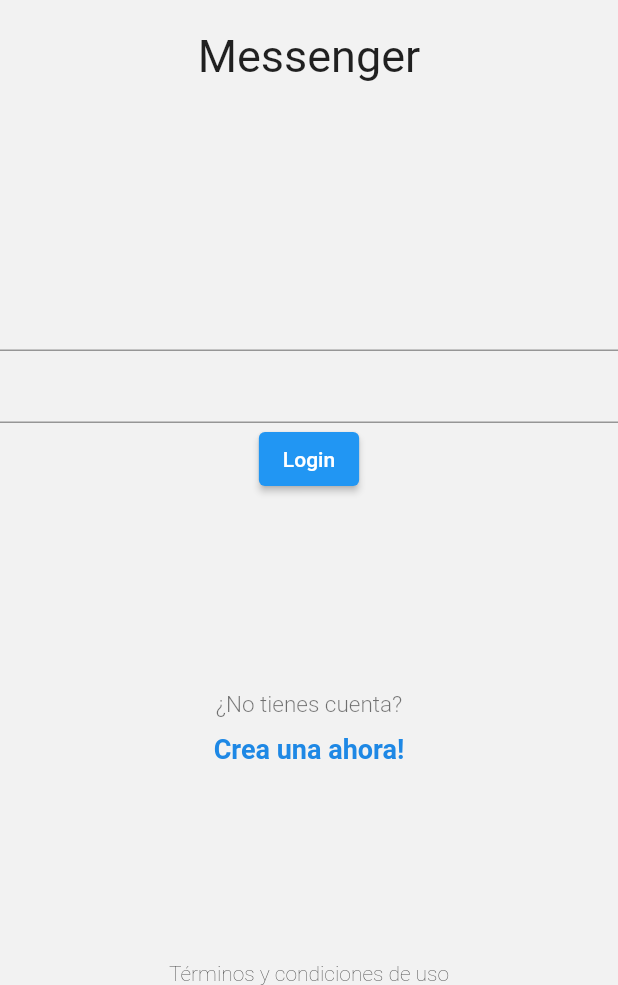
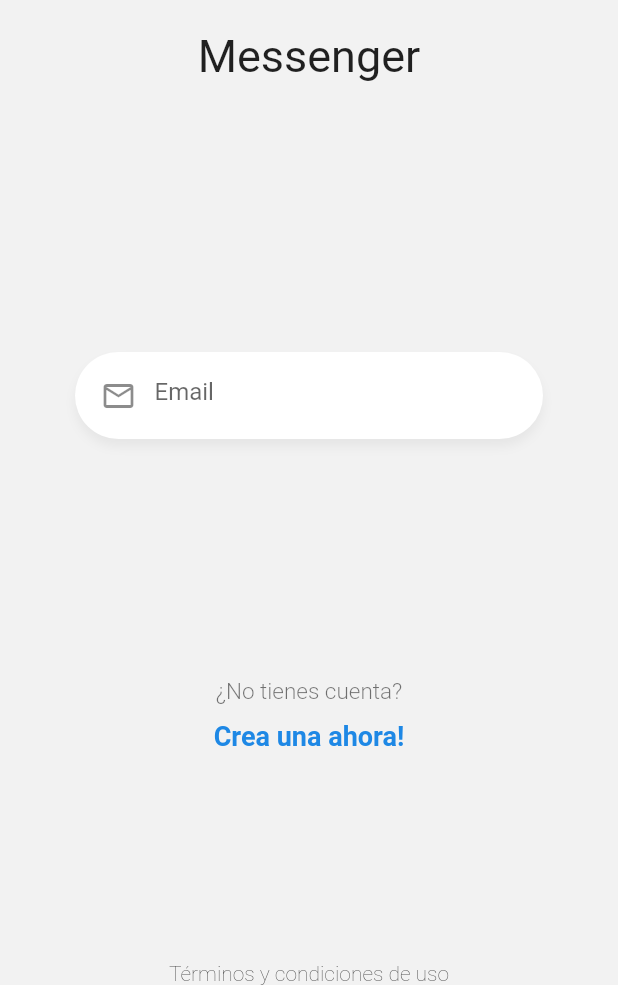
Before and after one commit to FKSAxell/Chat-App-en-Flutter, a Flutter app: the screen it shows after launch, on a phone screen of 412 x 824 dp, the part 251-1236 px from its top. Run offline on Flutter 3.47's test engine with Material 2 defaults, Android fonts, the phone set to English and light mode, and no system bars.

Commit message:
Base CustomInput

```diff
--- a/lib/pages/login_page.dart
+++ b/lib/pages/login_page.dart
@@ -1,3 +1,4 @@
+import 'package:chat/widgets/custom_input.dart';
 import 'package:flutter/material.dart';
 
 class LoginPage extends StatelessWidget {
@@ -63,11 +64,14 @@ class __FormState extends State<_Form> {
   @override
   Widget build(BuildContext context) {
     return Container(
+      margin: EdgeInsets.only(top: 40),
+      padding: EdgeInsets.symmetric(horizontal: 50),
       child: Column(
         children: [
-          TextField(),
-          TextField(),
-          ElevatedButton(child: Text('Login'), onPressed: () {})
+          CustomInput(),
+
+          //TODO: crear boton
+          // ElevatedButton(child: Text('Login'), onPressed: () {})
         ],
       ),
     );
--- /dev/null
+++ b/lib/widgets/custom_input.dart
@@ -0,0 +1,31 @@
+import 'package:flutter/material.dart';
+
+class CustomInput extends StatelessWidget {
+  @override
+  Widget build(BuildContext context) {
+    return Container(
+      padding: EdgeInsets.only(top: 5, left: 5, bottom: 5, right: 20),
+      margin: EdgeInsets.only(bottom: 20),
+      decoration: BoxDecoration(
+        color: Colors.white,
+        borderRadius: BorderRadius.circular(30),
+        boxShadow: <BoxShadow>[
+          BoxShadow(
+              color: Colors.black.withOpacity(0.05),
+              offset: Offset(0, 5),
+              blurRadius: 5)
+        ],
+      ),
+      child: TextField(
+        autocorrect: false,
+        keyboardType: TextInputType.emailAddress,
+        // obscureText: true,
+        decoration: InputDecoration(
+            prefixIcon: Icon(Icons.mail_outline),
+            focusedBorder: InputBorder.none,
+            border: InputBorder.none,
+            hintText: 'Email'),
+      ),
+    );
+  }
+}
```
